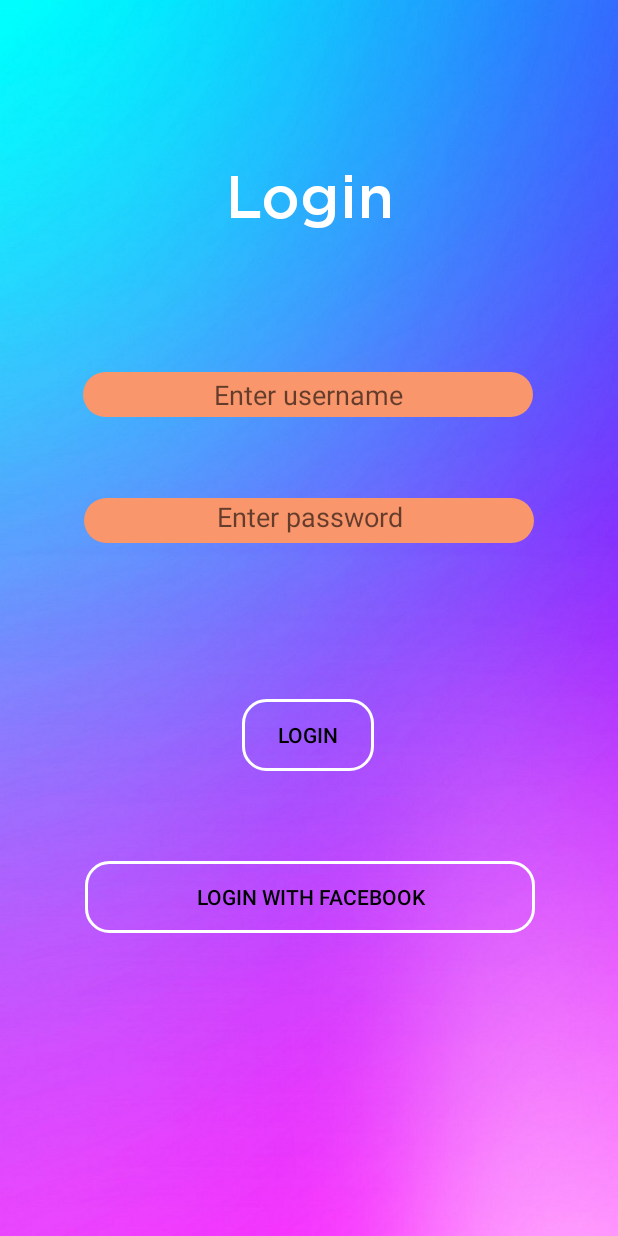
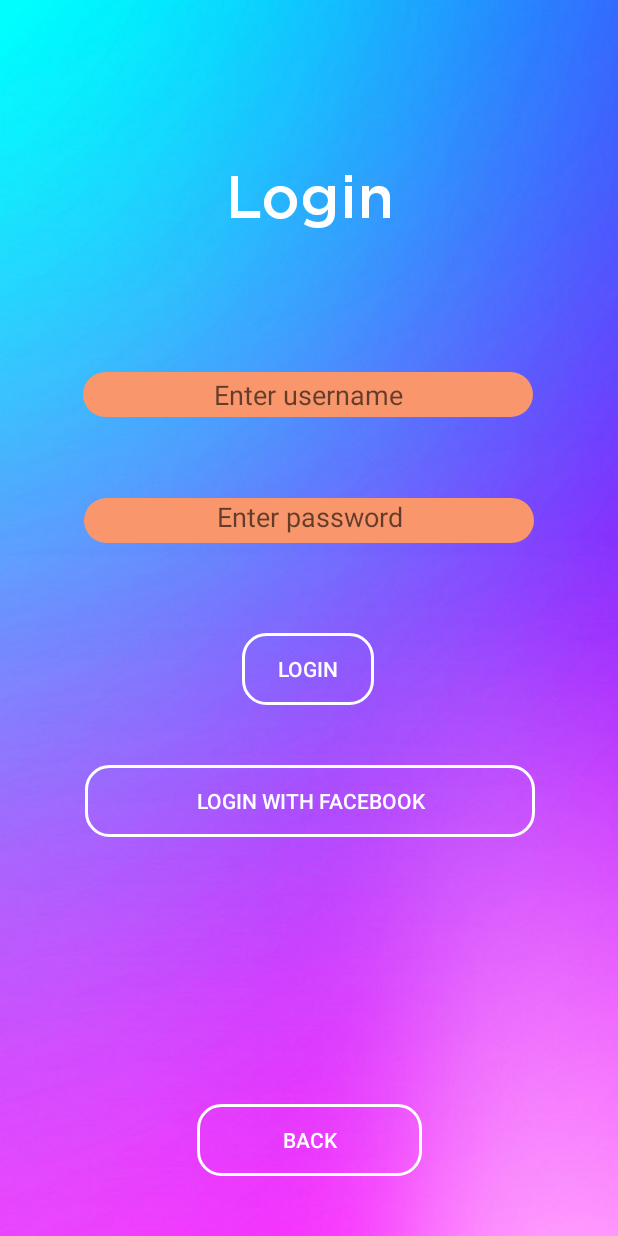
Before and after one commit to adibraup293/Final_Year_Project, an Android app: the layout activity_login.xml on its own in the app's theme, with its tools: preview values and no code run, on a phone screen of 412 x 824 dp. Run offline under Robolectric (Android 15) with nearby library versions, the phone set to English and light mode, and no system bars.

Commit message:
-Minor changes to design (white font for buttons on dark background for contrast) -Removed title bar in app -Added back buttons for login and sign up

```diff
--- a/app/src/main/java/com/example/finalyearproject/LoginActivity.java
+++ b/app/src/main/java/com/example/finalyearproject/LoginActivity.java
@@ -61,4 +61,8 @@ public class LoginActivity extends AppCompatActivity {
 
         databaseHelper = new DatabaseHelper(this);
     }
+
+    public void back(View view) {
+        finish();
+    }
 }
--- a/app/src/main/java/com/example/finalyearproject/SignUpActivity.java
+++ b/app/src/main/java/com/example/finalyearproject/SignUpActivity.java
@@ -51,4 +51,8 @@ public class SignUpActivity extends AppCompatActivity {
         nameEditText = findViewById(R.id.nameEditText);
         emailEditText = findViewById(R.id.emailEditText);
     }
+
+    public void back(View view) {
+        finish();
+    }
 }
--- a/app/src/main/java/com/example/finalyearproject/UserHomeActivity.java
+++ b/app/src/main/java/com/example/finalyearproject/UserHomeActivity.java
@@ -47,7 +47,7 @@ public class UserHomeActivity extends AppCompatActivity {
 
         String username = getIntent().getStringExtra("username");
         TextView userText = findViewById(R.id.userNameTextView);
-        String welcomeMsg = "Welcome back " + username;
+        String welcomeMsg = "Welcome back " + username + "!";
         userText.setText(welcomeMsg);
     }
 }
--- a/app/src/main/res/layout/activity_check_goals_progress.xml
+++ b/app/src/main/res/layout/activity_check_goals_progress.xml
@@ -41,7 +41,7 @@
         android:layout_marginTop="40dp"
         android:background="@drawable/bg_btn"
         android:text="Share to Facebook"
-        android:textColor="#000000"
+        android:textColor="#FFFFFF"
         app:layout_constraintEnd_toEndOf="parent"
         app:layout_constraintHorizontal_bias="0.497"
         app:layout_constraintStart_toStartOf="parent"
@@ -55,7 +55,7 @@
         android:background="@drawable/bg_btn"
         android:onClick="back"
         android:text="Back"
-        android:textColor="#000000"
+        android:textColor="#FFFFFF"
         app:layout_constraintBottom_toBottomOf="parent"
         app:layout_constraintEnd_toEndOf="parent"
         app:layout_constraintStart_toStartOf="parent" />
--- a/app/src/main/res/layout/activity_friends_list.xml
+++ b/app/src/main/res/layout/activity_friends_list.xml
@@ -42,7 +42,7 @@
         android:background="@drawable/bg_btn"
         android:onClick="back"
         android:text="Back"
-        android:textColor="#000000"
+        android:textColor="#FFFFFF"
         app:layout_constraintBottom_toBottomOf="parent"
         app:layout_constraintEnd_toEndOf="parent"
         app:layout_constraintStart_toStartOf="parent" />
--- a/app/src/main/res/layout/activity_login.xml
+++ b/app/src/main/res/layout/activity_login.xml
@@ -42,11 +42,11 @@
         android:id="@+id/loginBtn"
         android:layout_width="wrap_content"
         android:layout_height="wrap_content"
-        android:layout_marginTop="104dp"
+        android:layout_marginTop="60dp"
         android:background="@drawable/bg_btn"
         android:onClick="LoginButtonUser"
         android:text="Login"
-        android:textColor="#000000"
+        android:textColor="#FFFFFF"
         app:layout_constraintEnd_toEndOf="parent"
         app:layout_constraintHorizontal_bias="0.498"
         app:layout_constraintStart_toStartOf="parent"
@@ -56,10 +56,10 @@
         android:id="@+id/loginFBBtn"
         android:layout_width="300dp"
         android:layout_height="wrap_content"
-        android:layout_marginTop="60dp"
+        android:layout_marginTop="40dp"
         android:background="@drawable/bg_btn"
         android:text="Login with Facebook"
-        android:textColor="#000000"
+        android:textColor="#FFFFFF"
         app:layout_constraintEnd_toEndOf="parent"
         app:layout_constraintHorizontal_bias="0.504"
         app:layout_constraintStart_toStartOf="parent"
@@ -80,4 +80,17 @@
         app:layout_constraintTop_toTopOf="parent"
         android:gravity="center_horizontal" />
 
+    <Button
+        android:id="@+id/backBtn"
+        android:layout_width="150dp"
+        android:layout_height="wrap_content"
+        android:layout_marginBottom="40dp"
+        android:background="@drawable/bg_btn"
+        android:onClick="back"
+        android:text="Back"
+        android:textColor="#FFFFFF"
+        app:layout_constraintBottom_toBottomOf="parent"
+        app:layout_constraintEnd_toEndOf="parent"
+        app:layout_constraintStart_toStartOf="parent" />
+
 </androidx.constraintlayout.widget.ConstraintLayout>
--- a/app/src/main/res/layout/activity_reward_shop.xml
+++ b/app/src/main/res/layout/activity_reward_shop.xml
@@ -57,7 +57,7 @@
         android:layout_marginTop="20dp"
         android:background="@drawable/bg_btn"
         android:text="Redeem this reward"
-        android:textColor="#000000"
+        android:textColor="#FFFFFF"
         app:layout_constraintEnd_toEndOf="parent"
         app:layout_constraintStart_toStartOf="parent"
         app:layout_constraintTop_toBottomOf="@+id/rewardShop" />
@@ -70,7 +70,7 @@
         android:background="@drawable/bg_btn"
         android:onClick="back"
         android:text="Back"
-        android:textColor="#000000"
+        android:textColor="#FFFFFF"
         app:layout_constraintBottom_toBottomOf="parent"
         app:layout_constraintEnd_toEndOf="parent"
         app:layout_constraintStart_toStartOf="parent" />
--- a/app/src/main/res/values/styles.xml
+++ b/app/src/main/res/values/styles.xml
@@ -1,7 +1,7 @@
 <resources>
 
     <!-- Base application theme. -->
-    <style name="AppTheme" parent="Theme.AppCompat.Light.DarkActionBar">
+    <style name="AppTheme" parent="Theme.AppCompat.Light.NoActionBar">
         <!-- Customize your theme here. -->
         <item name="colorPrimary">@color/colorPrimary</item>
         <item name="colorPrimaryDark">@color/colorPrimaryDark</item>
```
Also changed, not shown: app/src/main/res/layout/activity_set_goal.xml (+17 -17 lines), app/src/main/res/layout/activity_signup.xml (+16 -3 lines), app/src/main/res/layout/activity_user_home.xml (+13 -29 lines).
